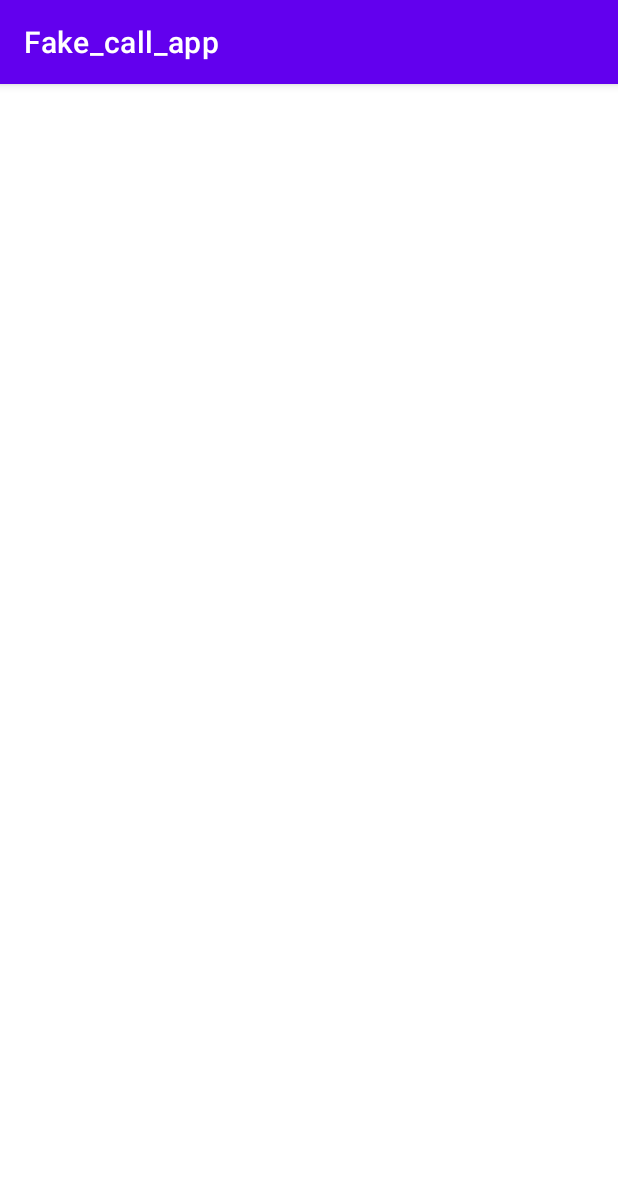
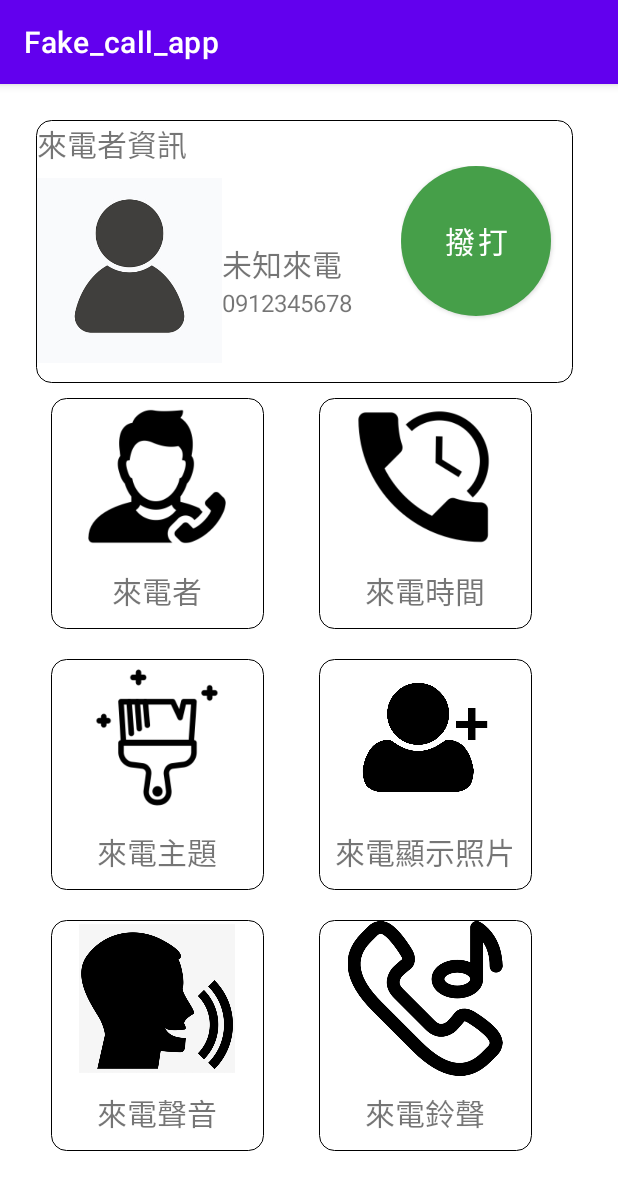
Before and after one commit to JamesTsao15/Fake_call_app, an Android app: the screen it shows after launch (MainActivity), on a phone screen of 412 x 824 dp. Shown: the top 1190 px of the screen. Run offline under Robolectric (Android 15) with nearby library versions, the phone set to English and light mode, and no system bars.

Commit message:
修正customView的錯誤

```diff
--- a/app/src/main/AndroidManifest.xml
+++ b/app/src/main/AndroidManifest.xml
@@ -1,6 +1,7 @@
 <?xml version="1.0" encoding="utf-8"?>
 <manifest xmlns:android="http://schemas.android.com/apk/res/android"
     package="com.example.fake_call2">
+
 
     <application
         android:allowBackup="true"
@@ -11,6 +12,7 @@
         android:theme="@style/Theme.Fake_call2">
         <activity android:name=".MainActivity"
                   android:exported="true">
+
             <intent-filter>
                 <action android:name="android.intent.action.MAIN" />
 
--- a/app/src/main/java/com/example/fake_call2/caller_information_view.kt
+++ b/app/src/main/java/com/example/fake_call2/caller_information_view.kt
@@ -8,9 +8,10 @@ import android.widget.TextView
 import androidx.constraintlayout.widget.ConstraintLayout
 
 
-class caller_information_view constructor(context: Context, attrs: AttributeSet? = null, defStyleAttr: Int = 0)
+class caller_information_view @JvmOverloads constructor(context: Context, attrs: AttributeSet?, defStyleAttr: Int = 0)
     :ConstraintLayout(context,attrs,defStyleAttr)
 {
+
     val view= View.inflate(context,R.layout.caller_information,this)
     init {
         if (attrs !=null){
--- a/app/src/main/res/layout/activity_main.xml
+++ b/app/src/main/res/layout/activity_main.xml
@@ -10,17 +10,26 @@
     <LinearLayout
         android:layout_width="match_parent"
         android:layout_height="match_parent"
-        android:orientation="vertical">
+        android:layout_marginStart="24dp"
+        android:layout_marginLeft="24dp"
+        android:layout_marginTop="24dp"
+        android:layout_marginEnd="24dp"
+        android:layout_marginRight="24dp"
+        android:orientation="vertical"
+        app:layout_constraintEnd_toEndOf="parent"
+        app:layout_constraintStart_toStartOf="parent"
+        app:layout_constraintTop_toTopOf="parent">
+
         <com.example.fake_call2.caller_information_view
             android:layout_width="wrap_content"
-            android:layout_height="wrap_content"/>
+            android:layout_height="wrap_content" />
 
         <GridView
             android:id="@+id/gridview_set_call_time"
             android:layout_width="358dp"
             android:layout_height="532dp"
-            android:numColumns="2"
-            android:layout_marginLeft="30dp">
+
+            android:numColumns="2">
 
         </GridView>
 
--- a/app/src/main/res/layout/caller_information.xml
+++ b/app/src/main/res/layout/caller_information.xml
@@ -7,10 +7,10 @@
 
     <LinearLayout
         android:id="@+id/textView_caller_name"
-        android:layout_width="410dp"
-        android:layout_height="173dp"
+        android:layout_width="358dp"
+        android:layout_height="175dp"
+        android:background="@drawable/shape_round"
         android:orientation="vertical"
-        android:background="@drawable/shape_round"
         tools:layout_editor_absoluteX="1dp"
         tools:layout_editor_absoluteY="1dp">
 
@@ -34,41 +34,41 @@
                 tools:srcCompat="@tools:sample/avatars" />
 
             <LinearLayout
-                android:layout_width="213dp"
+                android:layout_width="105dp"
                 android:layout_height="match_parent"
                 android:layout_weight="1"
                 android:orientation="vertical">
 
                 <TextView
                     android:id="@+id/tv_caller_name"
-                    android:layout_width="match_parent"
+                    android:layout_width="155dp"
                     android:layout_height="wrap_content"
                     android:layout_marginTop="50dp"
                     android:text="未知來電"
-                    android:textSize="20dp"/>
+                    android:textSize="20dp" />
 
                 <TextView
                     android:id="@+id/tv_caller_phone_number"
-                    android:layout_width="match_parent"
+                    android:layout_width="157dp"
                     android:layout_height="wrap_content"
                     android:text="0912345678"
-                    android:textSize="16dp"/>
+                    android:textSize="16dp" />
             </LinearLayout>
 
             <LinearLayout
-                android:layout_width="116dp"
+                android:layout_width="wrap_content"
                 android:layout_height="match_parent"
                 android:layout_weight="1"
                 android:orientation="vertical">
 
                 <Button
                     android:id="@+id/button"
-                    android:layout_width="match_parent"
+                    android:layout_width="wrap_content"
                     android:layout_height="wrap_content"
                     android:background="@drawable/shape_circle"
+                    android:gravity="center"
                     android:text="撥打"
                     android:textSize="20dp"
-                    android:gravity="center"
                     app:backgroundTint="#469F49" />
             </LinearLayout>
         </LinearLayout>
--- a/app/src/main/res/values/style.xml
+++ b/app/src/main/res/values/style.xml
@@ -1,7 +1,7 @@
 <?xml version="1.0" encoding="utf-8"?>
 <resources>
     <declare-styleable name="caller_information_view">
-        <attr name="caller_name" format="string" />
+        <attr name="caller_name" format="string"/>
         <attr name="caller_phone_nunber" format="string" />
         <attr name="caller_photo" format="integer" />
     </declare-styleable>
```
